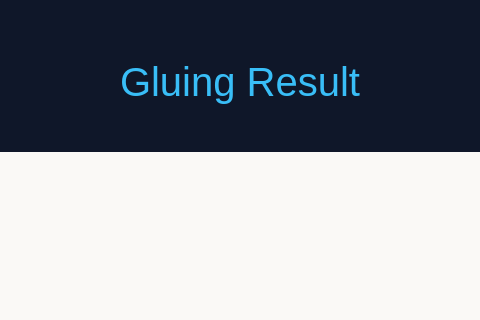
Before: the Qt Designer form main.ui in karreemm/BioSignalScope-Real-time-Biological-Signals-Viewer, drawn with Qt 5; both pictures show x 482 to 962 and y 0 to 320 of the 1138 by 823 pixel window.
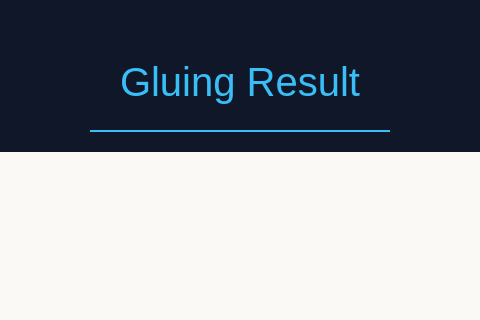
After: the same form once the commit is applied. The open tabs and pages were chosen to show the change. Icons and pictures are not drawn.

What changed in the file:
```diff
--- a/main.ui
+++ b/main.ui
@@ -2201,7 +2201,9 @@
                </size>
               </property>
               <property name="styleSheet">
-               <string notr="true">font-size: 40px
+               <string notr="true">font-size: 40px;
+border-bottom: 2px solid #39bef7
+
 
 </string>
               </property>
```
Left out of the diff: 9 changed lines with no effect on the pictures.
